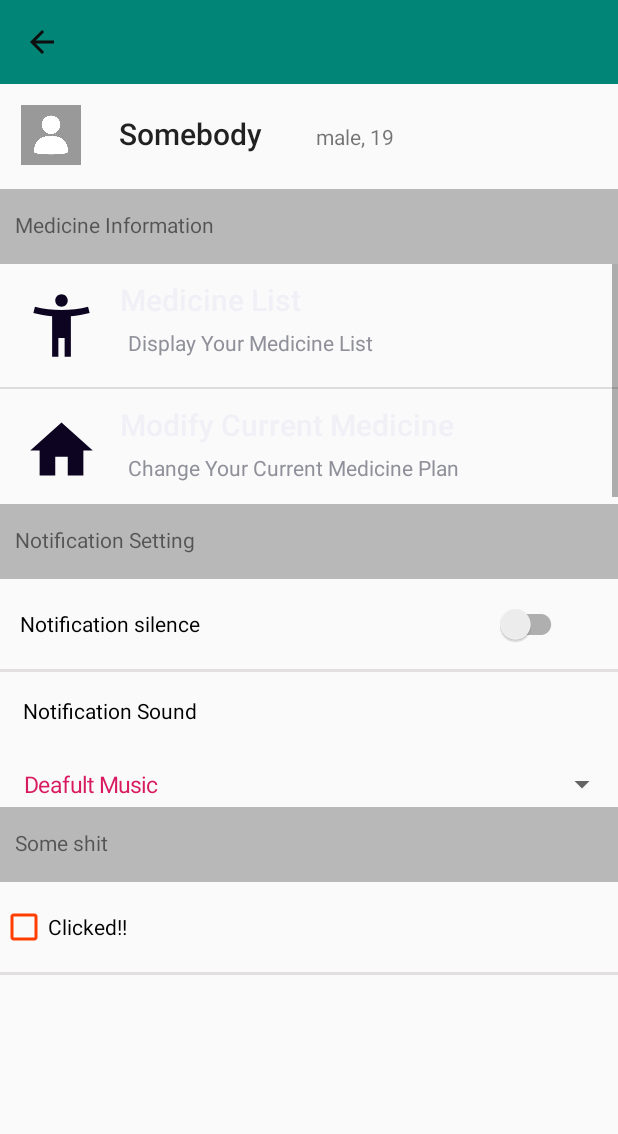
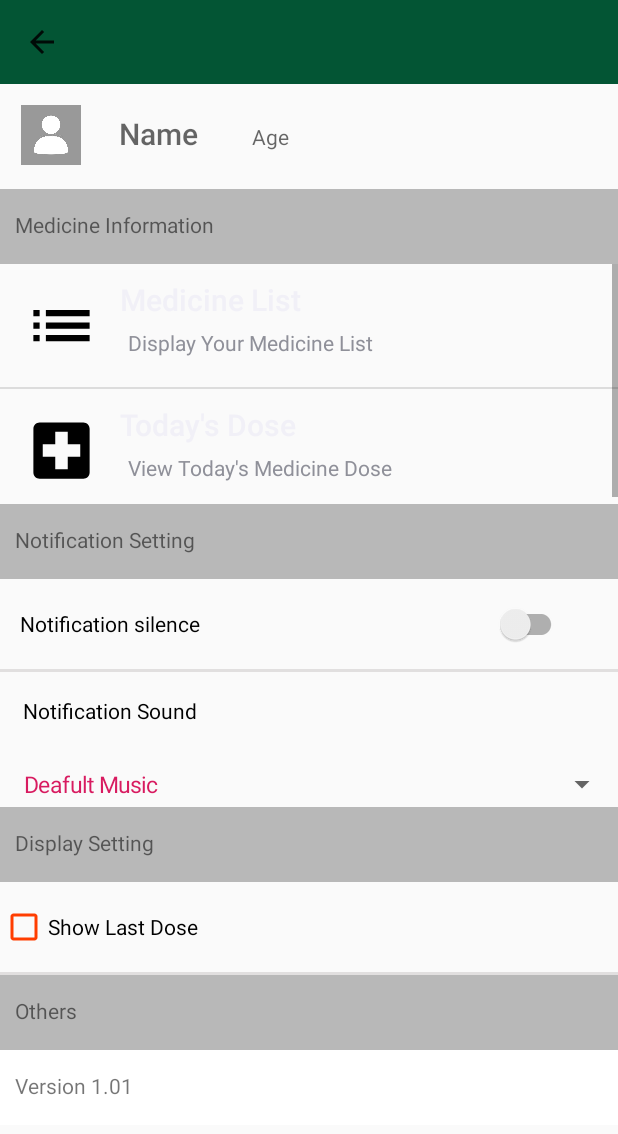
Before and after one commit to TeamSAYY/COMP3004Project, an Android app: the Nav_page screen opened directly, with no data from a screen before it, after a tap on "Setting", on a phone screen of 412 x 824 dp. Shown: the top 1134 px of the screen. Run offline under Robolectric (Android 15) with nearby library versions, the phone set to English and light mode, and no system bars.

Commit message:
Setting page fix, data transfer

```diff
--- a/app/src/main/java/com/example/drmednotifier/Nav_page.java
+++ b/app/src/main/java/com/example/drmednotifier/Nav_page.java
@@ -32,9 +32,9 @@ public class Nav_page extends AppCompatActivity{
 
     private Toolbar toolbar;
     BottomNavigationView navView;
-    FrameLayout frameLayout;
-    String N,A;
-    ListView listView;
+    String Nametransfer,Agetransfer,avatar_transfer,avatar_count;
+
+
 
 
     @Override
@@ -43,8 +43,9 @@ public class Nav_page extends AppCompatActivity{
         setContentView(R.layout.activity_nav_page);
 
         toolbar=findViewById(R.id.Toolbar);
+        setSupportActionBar(toolbar);
 
-        setSupportActionBar(toolbar);
+
 
 
 
@@ -55,17 +56,8 @@ public class Nav_page extends AppCompatActivity{
 
         getSupportFragmentManager().beginTransaction().replace(R.id.frameLayoutView, new Frag_Home()).commit();
 
-//        frameLayout = findViewById(R.id.frameLayoutView);
-//
-//        BottomNavigationView.setSelectedItemId(R.id.home);
-//        BottomNavigationView.setOnNavigationItemSelectedListener(this);
 
 
-/*
-        Intent i = getIntent();
-        N = i.getStringExtra("Name");
-        A = i.getStringExtra("Age");
-*/
 
 
     }
@@ -74,9 +66,6 @@ public class Nav_page extends AppCompatActivity{
     public boolean onCreateOptionsMenu(Menu menu) {
         MenuInflater inflater = getMenuInflater();
         inflater.inflate(R.menu.tool_bar_menu,menu);
-
-
-
         return true;
     }
 
@@ -86,18 +75,38 @@ public class Nav_page extends AppCompatActivity{
         int id = item.getItemId();
         if (id == R.id.toolbarsetting) {
             Intent intent = new Intent(this, Setting_Page.class);
-            startActivity(intent);
+
+            Nametransfer  = getIntent().getStringExtra("Name");
+            intent.putExtra("Name_transfer",Nametransfer);
+
+            Agetransfer  = getIntent().getStringExtra("Age");
+            intent.putExtra("Age_transfer",Agetransfer);
+
+
+            intent.putExtra("avatar_transfer",avatar_count);
+
+
+
+            startActivityForResult(intent,1);
+            /*startActivity(intent);*/
             return true;
         }
         return super.onOptionsItemSelected(item);
     }
 
-/*
-    Frag_Add add = new Frag_Add();
-    Frag_Home home = new Frag_Home();
-    Frag_Notification notification = new Frag_Notification();
-    Frag_Selfreport self_report = new Frag_Selfreport();
-    Frag_Setting setting = new Frag_Setting();*/
+
+
+
+    public void onActivityResult(int requestCode, int resultCode, Intent data) {
+        super.onActivityResult(requestCode, resultCode, data);
+        if (requestCode == 1) {
+            if(resultCode == RESULT_OK) {
+                avatar_count = data.getStringExtra("current_avatar");
+
+
+            }
+        }
+    }
 
 
 
@@ -108,7 +117,7 @@ public class Nav_page extends AppCompatActivity{
         @Override
         public boolean onNavigationItemSelected(@NonNull MenuItem item) {
             Fragment selectedFragment = null;
-            Activity selectedActivity = null;
+
 
             switch (item.getItemId()) {
                 case R.id.home:
@@ -143,13 +152,17 @@ public class Nav_page extends AppCompatActivity{
 
 
 
+/*
 
-   /* public  String getNamed(){
-        return N;
+    public  String getNamed(){
+        Intent intent = getIntent();
+        String NN  = intent.getStringExtra("Name");
+
+        return NN;
     }
     public  String getAge(){
         return A;
-    }*/
+    }
 
-
+*/
 }
--- a/app/src/main/java/com/example/drmednotifier/Setting_Page.java
+++ b/app/src/main/java/com/example/drmednotifier/Setting_Page.java
@@ -3,15 +3,26 @@ package com.example.drmednotifier;
 import androidx.appcompat.app.AppCompatActivity;
 import androidx.appcompat.widget.SwitchCompat;
 import androidx.appcompat.widget.Toolbar;
+import androidx.fragment.app.Fragment;
+import androidx.fragment.app.FragmentManager;
 
+import android.content.Intent;
+import android.content.SharedPreferences;
+import android.graphics.Bitmap;
 import android.graphics.Color;
 import android.os.Bundle;
+import android.view.Gravity;
+import android.view.MotionEvent;
 import android.view.View;
 import android.widget.AdapterView;
 import android.widget.ArrayAdapter;
 import android.widget.CheckBox;
 import android.widget.CompoundButton;
+import android.widget.EditText;
+import android.widget.ImageView;
+import android.widget.LinearLayout;
 import android.widget.ListView;
+import android.widget.PopupWindow;
 import android.widget.SimpleAdapter;
 import android.widget.Spinner;
 import android.widget.Switch;
@@ -25,11 +36,12 @@ import java.util.List;
 public class Setting_Page extends AppCompatActivity {
 
 
-int[] image = new int[]{R.drawable.nav_selfreport,R.drawable.nav_home};
-String[] headline = new String[]{"Medicine List","Modify Current Medicine"};
-String[] bottomline = new String[]{"Display Your Medicine List","Change Your Current Medicine Plan"};
+int[] image = new int[]{R.drawable.ic_baseline_list_24,R.drawable.ic_dose};
+String[] headline = new String[]{"Medicine List","Today's Dose"};
+String[] bottomline = new String[]{"Display Your Medicine List","View Today's Medicine Dose  "};
 SwitchCompat switchCompat;
-
+String current_avatar;
+    String avatar_T;
 
     @Override
     protected void onCreate(Bundle savedInstanceState) {
@@ -37,19 +49,50 @@ SwitchCompat switchCompat;
         setContentView(R.layout.activity_setting__page);
 
 
-        TextView a = findViewById(R.id.headline_name);
-        a.setText("Somebody");
-
-        TextView b = findViewById(R.id.bottomline_gender);
-        b.setText("male, 19");
 
 
+
+
+
+
+
+
+        Intent Namm = getIntent();
+        String Namee  = Namm.getStringExtra("Name_transfer");
+        String Agee  = Namm.getStringExtra("Age_transfer");
+        avatar_T  = Namm.getStringExtra("avatar_transfer");
+
+
+        TextView a = (TextView) findViewById(R.id.headline_name);
+        a.setText(Namee);
+
+        TextView b = (TextView) findViewById(R.id.bottomline_gender);
+        b.setText(Agee);
+       // b.setText(avatar_T);
+
+        ImageView z = findViewById(R.id.image_view);
+        /*THIS IS SOME SERIOUS SHIT*/
+        /*EQUAL DOESNT WORK*/
+        /*COMPARE DOESNT WORK*/
+        /*THE DISPLAY IS FINE */
+        /*DOUBLE DATA TRANSFER FROM POP TO NAV*/
+
+
+        if (avatar_T != null && avatar_T.equals("a1")) {z.setImageResource(R.drawable.a1);}
+        if (avatar_T != null && avatar_T.equals("a2")) {z.setImageResource(R.drawable.a2);}
+
+
+
+
+        /*spinner set up*/
         Spinner spinner = (Spinner) findViewById(R.id.spinner);
         List<String> s_list = new ArrayList<>();
         s_list.add("Deafult Music");
         s_list.add("Light Music");
         s_list.add("Pop Music");
         s_list.add("Rock Hard");
+
+
         ArrayAdapter<String>adapter = new ArrayAdapter<String>(this,android.R.layout.simple_spinner_item,s_list);
         spinner.setAdapter(adapter);
         spinner.setOnItemSelectedListener(new AdapterView.OnItemSelectedListener() {
@@ -76,30 +119,41 @@ SwitchCompat switchCompat;
 
 
 
-        /*
-        ArrayAdapter<CharSequence> spin = ArrayAdapter.createFromResource(this,R.array.spin_content,android.R.layout.simple_spinner_item);
-        spin.setDropDownViewResource(android.R.layout.simple_spinner_item);
-        spinner.setAdapter(spin);
-        spinner.setOnItemClickListener((AdapterView.OnItemClickListener) this);
-*/
 
-        Toolbar toolbar = (Toolbar) findViewById(R.id.toolbar);
-        toolbar.setNavigationIcon(R.drawable.back_arrow);
+        Toolbar toolbar =  findViewById(R.id.toolbar);
+
         toolbar.setNavigationOnClickListener(new View.OnClickListener() {
             @Override
             public void onClick(View v) {
-                onBackPressed();
+
+                Intent intent = new Intent();
+                intent.putExtra("current_avatar", current_avatar);
+                setResult(RESULT_OK, intent);
+                finish();
+
+
+
+                /*
+                Intent intent = new Intent(Setting_Page.this, Nav_page.class);
+                intent.setFlags(Intent.FLAG_ACTIVITY_CLEAR_TOP);
+                startActivity(intent);*/
             }
         });
 
+
+
+
+
+
+
+
+        /*switch */
     switchCompat =(SwitchCompat)  findViewById(R.id.Switch);
     switchCompat.setOnCheckedChangeListener(new CompoundButton.OnCheckedChangeListener() {
         @Override
         public void onCheckedChanged(CompoundButton compoundButton, boolean isChecked) {
             if(isChecked){
                 Toast.makeText(getApplicationContext(), "Switch is ON", Toast.LENGTH_SHORT).show();
-
-
 
             }
             else{
@@ -113,10 +167,9 @@ SwitchCompat switchCompat;
 
 
 
-
+        /*Hash map for list view*/
         ListView listView= findViewById(R.id.listview);
         List<HashMap<String,String>> list =new ArrayList<>();
-
         for(int i = 0; i<2;i++){
 
             HashMap<String,String> hashMap = new HashMap<>();
@@ -128,16 +181,52 @@ SwitchCompat switchCompat;
 
         }
 
-
+            /*bar menu set up*/
             String[] from = {"image","headline","bottomline"};
             int[] to ={R.id.image_view,R.id.headline,R.id.bottomline};
             SimpleAdapter simpleAdapter = new SimpleAdapter(getBaseContext(),list,R.layout.listview_case,from,to);
             listView.setAdapter(simpleAdapter);
 
 
+
+
+
+
+
+        /*list view click*/
+        listView.setOnItemClickListener(new AdapterView.OnItemClickListener() {
+            @Override
+            public void onItemClick(AdapterView<?> adapterView, View v, int position, long l) {
+
+                if(position==0){
+
+
+                    Intent intent = new Intent(Setting_Page.this, Medicine_List.class);
+                    startActivity(intent);
+
+                }
+                if(position==1){
+
+
+                    Intent intent = new Intent(Setting_Page.this, Dose_Page.class);
+                    startActivity(intent);
+
+                }
+
+
+            }
+        });
+
+
+
+
+
+
+
+
     }
 
-
+    /*checkbox*/
     public void CheckboxClickCheck(View view) {
         // Is the view now checked?
         boolean checked = ((CheckBox) view).isChecked();
@@ -166,4 +255,47 @@ SwitchCompat switchCompat;
     }
 
 
+
+
+    /*transfer to New_User-Profile when click layout bar*/
+    public void click_name_tag(View view) {
+        Intent i = new Intent(this,New_User_Profile.class);
+
+        startActivity(i);
+
+    }
+
+    public void avatar_click(View view) {
+
+
+        Intent i = new Intent(this, Popup_Window.class);
+        startActivityForResult(i, 1);
+        ImageView image =findViewById(R.id.image_view);
+
+    }
+
+
+
+    public void onActivityResult(int requestCode, int resultCode, Intent data) {
+        super.onActivityResult(requestCode, resultCode, data);
+        if (requestCode == 1) {
+            if(resultCode == RESULT_OK) {
+                String s = data.getStringExtra("avatar_change_1");
+                ImageView image =findViewById(R.id.image_view);
+
+                if(s.equals("a1")){ image.setImageResource(R.drawable.a1);
+                    current_avatar="a1";
+                }
+                if(s.equals("a2")){ image.setImageResource(R.drawable.a2);
+                    current_avatar="a2";
+                }
+
+
+            }
+        }
+    }
+
+
+
+
 }
--- a/app/src/main/res/drawable/back_arrow.xml
+++ /dev/null
@@ -1,5 +0,0 @@
-<vector android:height="24dp" android:tint="#0E0E0E"
-    android:viewportHeight="24" android:viewportWidth="24"
-    android:width="24dp" xmlns:android="http://schemas.android.com/apk/res/android">
-  <path android:fillColor="#FF000000" android:pathData="M20,11H7.83l5.59,-5.59L12,4l-8,8 8,8 1.41,-1.41L7.83,13H20v-2z"/>
-</vector>
--- /dev/null
+++ b/app/src/main/res/drawable/ic_baseline_list_24.xml
@@ -0,0 +1,10 @@
+<vector xmlns:android="http://schemas.android.com/apk/res/android"
+    android:width="24dp"
+    android:height="24dp"
+    android:viewportWidth="24"
+    android:viewportHeight="24"
+    android:tint="?attr/colorControlNormal">
+  <path
+      android:fillColor="#000000"
+      android:pathData="M3,13h2v-2L3,11v2zM3,17h2v-2L3,15v2zM3,9h2L5,7L3,7v2zM7,13h14v-2L7,11v2zM7,17h14v-2L7,15v2zM7,7v2h14L21,7L7,7z"/>
+</vector>
--- /dev/null
+++ b/app/src/main/res/drawable/ic_dose.xml
@@ -0,0 +1,10 @@
+<vector xmlns:android="http://schemas.android.com/apk/res/android"
+    android:width="24dp"
+    android:height="24dp"
+    android:viewportWidth="24"
+    android:viewportHeight="24"
+    android:tint="?attr/colorControlNormal">
+  <path
+      android:fillColor="#FF000000"
+      android:pathData="M19,3L5,3c-1.1,0 -1.99,0.9 -1.99,2L3,19c0,1.1 0.9,2 2,2h14c1.1,0 2,-0.9 2,-2L21,5c0,-1.1 -0.9,-2 -2,-2zM18,14h-4v4h-4v-4L6,14v-4h4L10,6h4v4h4v4z"/>
+</vector>
--- a/app/src/main/res/layout/activity_second_page_get_personaldata.xml
+++ b/app/src/main/res/layout/activity_second_page_get_personaldata.xml
@@ -7,12 +7,12 @@
     tools:context="com.example.drmednotifier.Second_page_get_personaldata">
 
 
-
     <Button
         android:id="@+id/button3"
         android:layout_width="wrap_content"
         android:layout_height="wrap_content"
         android:background="@drawable/roundbutton"
+        android:onClick="launchActivistswithnovalue"
         android:text="SKIP"
         app:layout_constraintBottom_toBottomOf="parent"
         app:layout_constraintEnd_toStartOf="@+id/button4"
--- a/app/src/main/res/layout/activity_setting__page.xml
+++ b/app/src/main/res/layout/activity_setting__page.xml
@@ -1,12 +1,23 @@
 <?xml version="1.0" encoding="utf-8"?>
-<LinearLayout xmlns:android="http://schemas.android.com/apk/res/android"
+<RelativeLayout xmlns:android="http://schemas.android.com/apk/res/android"
     xmlns:app="http://schemas.android.com/apk/res-auto"
     xmlns:tools="http://schemas.android.com/tools"
     android:layout_width="match_parent"
     android:layout_height="match_parent"
-    android:orientation="vertical"
+    tools:context=".Setting_Page">
 
-    tools:context=".Setting_Page">
+
+
+
+    <ScrollView
+        android:layout_width="match_parent"
+        android:layout_height="match_parent">
+
+    <LinearLayout
+        android:layout_width="match_parent"
+        android:layout_height="wrap_content"
+        android:orientation="vertical">
+
 
 
 
@@ -14,12 +25,13 @@
         android:id="@+id/toolbar"
         android:layout_width="match_parent"
         android:layout_height="wrap_content"
-        android:background="?attr/colorPrimary"
+        android:background="#035534"
         android:minHeight="?attr/actionBarSize"
         android:theme="?attr/actionBarTheme"
         app:layout_constraintEnd_toEndOf="parent"
         app:layout_constraintStart_toStartOf="parent"
         app:layout_constraintTop_toTopOf="parent"
+        app:navigationIcon="?attr/homeAsUpIndicator"
        />
 
 
@@ -30,13 +42,22 @@
         android:layout_width="match_parent"
         android:layout_height="70dp"
         android:orientation="horizontal"
-        android:padding="4dp">
+        android:padding="4dp"
+
+        android:clickable="true"
+        android:focusable="true"
+        android:onClick="click_name_tag"
+
+
+
+        >
 
         <ImageView
             android:layout_width="60dp"
             android:layout_height="60dp"
             android:id="@+id/image_view"
             android:src="@drawable/avatar"
+            android:onClick="avatar_click"
             android:padding="10dp"/>
 
 
@@ -47,14 +68,14 @@
             android:layout_height="wrap_content"
             style="@style/TextAppearance.AppCompat.Title"
             android:padding="15dp"
-            android:hint="top"/>
+            android:hint="Name"/>
 
 
         <TextView
             android:id="@+id/bottomline_gender"
             android:layout_width="wrap_content"
             android:layout_height="wrap_content"
-            android:hint="hint"
+            android:hint="Age"
             android:padding="5dp"
             android:layout_marginHorizontal="15dp"/>
 
@@ -138,7 +159,7 @@
         android:background="@color/Setting_Cat"
         android:paddingLeft="10dp"
         android:paddingVertical="14dp"
-        android:text="Some shit"
+        android:text="Display Setting"
         />
 
 
@@ -157,6 +178,27 @@
         />
 
 
+        <TextView
+            android:layout_width="match_parent"
+            android:layout_height="50dp"
+            android:background="@color/Setting_Cat"
+            android:paddingLeft="10dp"
+            android:paddingVertical="14dp"
+            android:text="Others"
+            />
+
+        <TextView
+            android:layout_width="match_parent"
+            android:layout_height="50dp"
+            android:background="#FFFFFF"
+            android:paddingLeft="10dp"
+            android:paddingVertical="14dp"
+            android:text="Version 1.01"
+            />
 
 
-</LinearLayout>
+
+
+        </LinearLayout>
+    </ScrollView>
+</RelativeLayout>
--- a/app/src/main/res/layout/listview_case.xml
+++ b/app/src/main/res/layout/listview_case.xml
@@ -12,7 +12,8 @@
         android:layout_height="70dp"
         android:id="@+id/image_view"
         android:src="@mipmap/ic_launcher"
-        android:padding="10dp"/>
+        android:padding="10dp"
+        />
 
     <LinearLayout
         android:layout_width="match_parent"
@@ -25,7 +26,7 @@
             android:layout_width="wrap_content"
             android:layout_height="wrap_content"
             style="@style/TextAppearance.AppCompat.Title"
-                android:hint="top"/>
+            android:hint="Name"/>
 
 
 
@@ -35,7 +36,7 @@
             android:id="@+id/bottomline"
             android:layout_width="wrap_content"
             android:layout_height="wrap_content"
-                android:hint="hint"
+            android:hint="Age"
             android:padding="5dp"/>
 
 
--- a/app/src/main/res/values/strings.xml
+++ b/app/src/main/res/values/strings.xml
@@ -6,7 +6,7 @@
     <!-- TODO: Remove or change this placeholder text -->
     <string name="hello_blank_fragment">Hello blank fragment</string>
     <string name="new_user_report_title">New User Profile</string>
-    <string name="Title_One">Clicked!!</string>
+    <string name="Title_One">Show Last Dose</string>
 
 
 </resources>
--- a/app/src/main/res/values/styles.xml
+++ b/app/src/main/res/values/styles.xml
@@ -8,4 +8,11 @@
         <item name="colorAccent">@color/colorAccent</item>
     </style>
 
+
+    <style name="AppTheme.CustomTheme">
+        <item name="android:windowIsTranslucent">true</item>
+        <item name="android:windowCloseOnTouchOutside">true</item>
+
+    </style>
+
 </resources>
```
Also changed, not shown: app/src/main/AndroidManifest.xml (+7 -2 lines), app/src/main/java/com/example/drmednotifier/Dose_Page.java (added, +33 -0 lines), app/src/main/java/com/example/drmednotifier/Medicine_List.java (added, +35 -0 lines), app/src/main/java/com/example/drmednotifier/Popup_Window.java (added, +75 -0 lines), app/src/main/java/com/example/drmednotifier/Second_page_get_personaldata.java (+8 -0 lines), app/src/main/res/layout/activity_dose__page.xml (added, +35 -0 lines), app/src/main/res/layout/activity_medicine__list.xml (added, +37 -0 lines), app/src/main/res/layout/popup_window_layout.xml (added, +51 -0 lines), app/src/main/res/drawable/a1.png (added), app/src/main/res/drawable/a2.png (added). Lines whose indentation alone changed are shown as unchanged.
